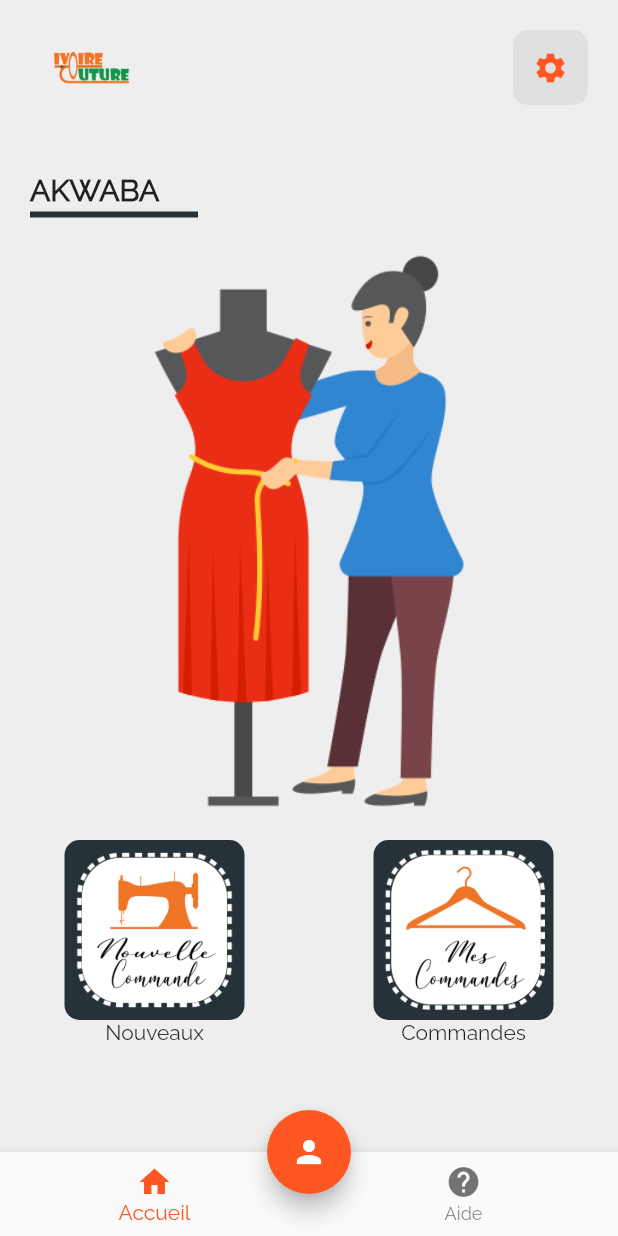
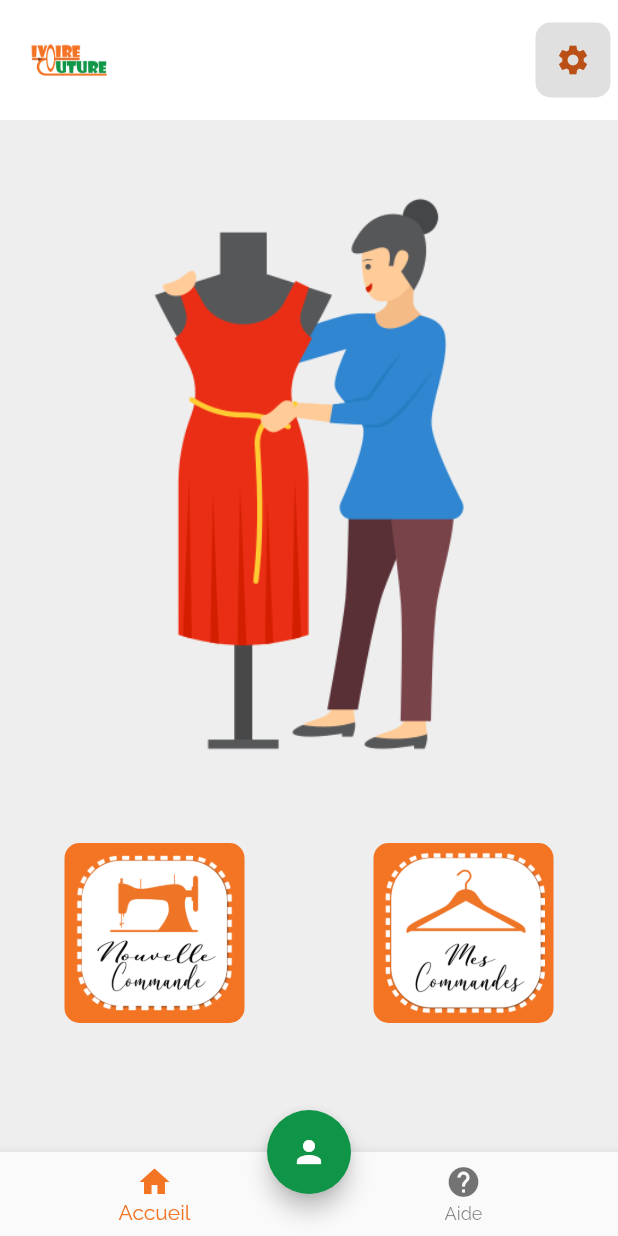
Before and after one commit to Jumeaux07/app_ivc, a Flutter app: the HomeScreen screen opened directly, on a phone screen of 412 x 824 dp. Run offline on Flutter 3.47's test engine with Material 2 defaults, Android fonts, the phone set to English and light mode, and no system bars; our stand-ins replace connectivity_plus, image_picker, shared_preferences; accounts and stored records are empty.

```diff
--- a/lib/main.dart
+++ b/lib/main.dart
@@ -3,6 +3,7 @@ import 'dart:io';
 
 import 'package:flutter/material.dart';
 import 'package:flutter/services.dart';
+import 'package:ivc/constants.dart';
 import 'package:ivc/screens/splash_screen.dart';
 
 Future<void> main() async {
@@ -22,7 +23,10 @@ class MyApp extends StatelessWidget {
       debugShowCheckedModeBanner: false,
       theme: ThemeData(
         fontFamily: 'Raleway',
-        primarySwatch: Colors.deepOrange,
+        colorScheme: ColorScheme.fromSwatch().copyWith(
+          primary: orange,
+          secondary: vert
+        ),
       ),
       home: SplashScreen()
     );
--- a/lib/screens/dashboard_screen.dart
+++ b/lib/screens/dashboard_screen.dart
@@ -1,7 +1,7 @@
 import 'package:flutter/material.dart';
 import 'package:ivc/constants.dart';
+import 'package:ivc/screens/genre_screen.dart';
 import 'package:ivc/screens/list_order_screen.dart';
-import 'package:ivc/screens/new_order_screen.dart';
 import 'package:ivc/screens/settings_screen.dart';
 
 class DashboardScreen extends StatefulWidget {
@@ -16,10 +16,10 @@ class _DashboardScreenState extends State<DashboardScreen> {
   Widget build(BuildContext context) {
     return Column(
           children: [
-            SizedBox(height: 5,),
             //App bar
-            Padding(
-              padding: const EdgeInsets.symmetric(horizontal: 20),
+            Container(
+              color: Colors.white,
+              padding: EdgeInsets.symmetric(horizontal: 5),
               child: Row(
                 mainAxisAlignment: MainAxisAlignment.spaceBetween,
                 children: [
@@ -45,40 +45,21 @@ class _DashboardScreenState extends State<DashboardScreen> {
                         borderRadius: BorderRadius.circular(10),
                         color: Colors.grey[300],
                       ),
-                      child: Icon(Icons.settings, color:Colors.deepOrange)
+                      child: Icon(Icons.settings, color:orangeFonce)
                     ),
                   ),
                 ],
               ),
             ),
             SizedBox(height:30),
-            //Commande Restantes
-            Padding(
-              padding: const EdgeInsets.symmetric(horizontal:20),
-              child: Row(
-                mainAxisAlignment: MainAxisAlignment.spaceBetween,
-                children: [
-                  Text("AKWABA", style:TextStyle(
-                    fontWeight: FontWeight.bold,
-                    fontSize: 20
-                    )
-                  ),
-                ],
-              ),
-            ),
-            Divider(
-              height: 10,
-              thickness: 4.0,
-              color: Colors.blueGrey[900],
-              indent: 20.0,
-              endIndent: 280.0,
-            ),
             // Image Atelier
             Row(
               children:[
                 Expanded(child: Image.asset(fashion_designer))
               ]
             ),
+            SizedBox(height: 40,),
+            //Boutons
             Expanded(
               child: Row(
                 mainAxisAlignment: MainAxisAlignment.spaceAround,
@@ -86,7 +67,7 @@ class _DashboardScreenState extends State<DashboardScreen> {
                   GestureDetector(
                     onTap:(){
                       Navigator.of(context).push(
-                        MaterialPageRoute(builder: (context)=>NewOrderScreen())
+                        MaterialPageRoute(builder: (context)=>GenreScreen())
                       );
                       print("Nouvelle commande");
                     },
@@ -96,13 +77,12 @@ class _DashboardScreenState extends State<DashboardScreen> {
                           padding: EdgeInsets.all(5),
                           decoration: BoxDecoration(
                             borderRadius: BorderRadius.circular(10),
-                          color:Colors.blueGrey[900],
+                          color:orange,
                           ),
                           width: 120,
                           height: 120,
                           child: Image.asset(btnCmd),
                         ),
-                        Text("Nouveaux")
                       ],
                     ),
                   ),
@@ -118,14 +98,13 @@ class _DashboardScreenState extends State<DashboardScreen> {
                           padding: EdgeInsets.all(5),
                           decoration:BoxDecoration(
                             borderRadius: BorderRadius.circular(10),
-                          color:Colors.blueGrey[900],
+                          color:orange,
                           ),
                           width: 120,
                           height: 120,
                           child: Image.asset(btnList),
                         ),
                       ),
-                      Text("Commandes")
                     ],
                   ),
                 ],
--- /dev/null
+++ b/lib/screens/genre_screen.dart
@@ -0,0 +1,83 @@
+import 'package:flutter/material.dart';
+import 'package:ivc/constants.dart';
+import 'package:ivc/screens/new_order_screen.dart';
+
+class GenreScreen extends StatefulWidget {
+  GenreScreen({ Key? key }) : super(key: key);
+
+  @override
+  State<GenreScreen> createState() => _GenreScreenState();
+}
+
+class _GenreScreenState extends State<GenreScreen> {
+   List<Widget> _items = [];
+
+  @override
+  Widget build(BuildContext context) {
+    // return  MaterialApp(
+    //   home: Scaffold(
+    //     body: Column(
+    //       children: <Widget>[
+    //         Expanded(
+    //           child: ListView.builder(
+    //             itemCount: _items.length,
+    //             itemBuilder: (context, index) {
+    //               return _items[index];
+    //             },
+    //           ),
+    //         ),
+    //         InkWell(
+    //           child: Container(
+    //             padding: EdgeInsets.all(12.0),
+    //             child: Text("Add Item"),
+    //           ),
+    //           onTap: () {
+    //             setState(() {
+    //               _items.add(TextField(
+
+    //               ));
+    //             });
+    //           },
+    //         ),
+    //       ],
+    //     ),
+    //   ),
+    // );
+    return Scaffold(
+      appBar: AppBar(
+        elevation: 0,
+      ),
+      body: Column(
+        mainAxisAlignment: MainAxisAlignment.spaceAround,
+        children: [
+          GestureDetector(
+            onTap: (() {
+              Navigator.of(context).push(
+                        MaterialPageRoute(builder: (context)=>NewOrderScreen(genre: 'H',))
+              );
+            }),
+            child: Row(
+              children: [
+                Expanded(child: Icon(Icons.man, size: 250,)),
+              ],
+            ),
+          ),
+          Text('HOMME'),
+          GestureDetector(
+            onTap: () {
+              Navigator.of(context).push(
+                      MaterialPageRoute(builder: (context)=>NewOrderScreen(genre: 'F',))
+              );
+            },
+            child: Row(
+              children: [
+                Expanded(child: Icon(Icons.woman, size: 250,)),
+              ],
+            ),
+          ),
+          Text('FEMME')
+            ],
+          )
+    );
+  }
+}
--- a/pubspec.yaml
+++ b/pubspec.yaml
@@ -28,11 +28,11 @@ dependencies:
   # The following adds the Cupertino Icons font to your application.
   # Use with the CupertinoIcons class for iOS style icons.
   cupertino_icons: ^1.0.2
-  image_picker: ^0.8.6
   http: ^0.13.5
   shared_preferences: ^2.0.16
   connectivity_plus: ^2.3.9
   page_transition: ^2.0.9
+  image_picker: ^0.8.6+1
   # http:
   # shared_preferences:
   # connectivity_plus:
```
Also changed, not shown: lib/screens/new_order_screen.dart (+12 -23 lines), pubspec.lock.
